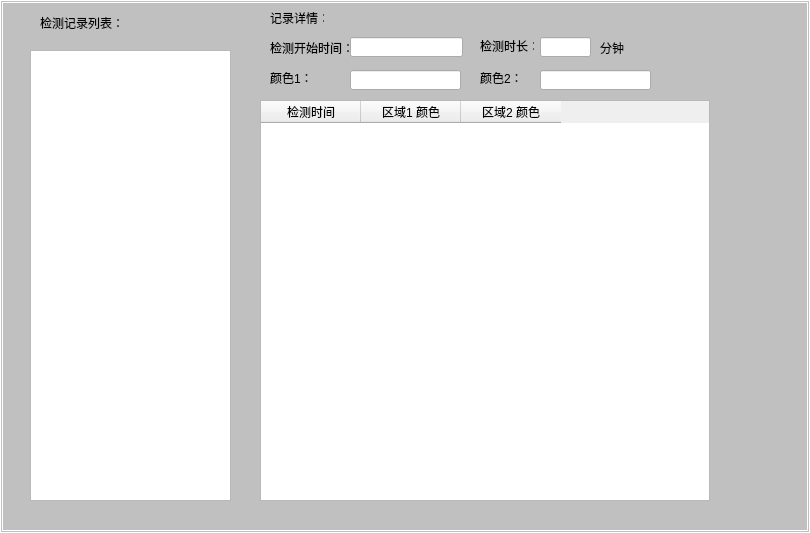
Before: the Qt Designer form ColorDetect/ColorDetect/DataDlg.ui in seafrog1984/ColorDetect, drawn with Qt 5.
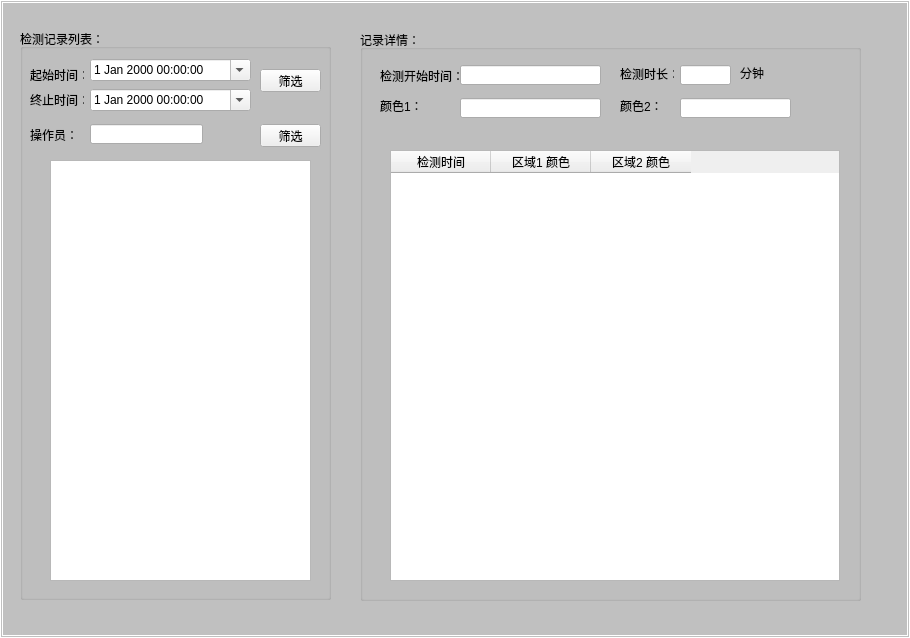
After: the same form once the commit is applied.

Patch:
```diff
--- a/ColorDetect/ColorDetect/DataDlg.ui
+++ b/ColorDetect/ColorDetect/DataDlg.ui
@@ -6,8 +6,8 @@
    <rect>
     <x>0</x>
     <y>0</y>
-    <width>810</width>
-    <height>533</height>
+    <width>910</width>
+    <height>638</height>
    </rect>
   </property>
   <property name="windowTitle">
@@ -21,39 +21,13 @@
 border-color:rgb(255,255,255);
 }</string>
   </property>
-  <widget class="QLabel" name="label">
-   <property name="geometry">
-    <rect>
-     <x>40</x>
-     <y>15</y>
-     <width>91</width>
-     <height>16</height>
-    </rect>
-   </property>
-   <property name="text">
-    <string>检测记录列表：</string>
-   </property>
-  </widget>
-  <widget class="QLabel" name="label_2">
-   <property name="geometry">
-    <rect>
-     <x>270</x>
-     <y>10</y>
-     <width>54</width>
-     <height>16</height>
-    </rect>
-   </property>
-   <property name="text">
-    <string>记录详情：</string>
-   </property>
-  </widget>
   <widget class="QTableWidget" name="tableWidget">
    <property name="geometry">
     <rect>
-     <x>260</x>
-     <y>100</y>
+     <x>390</x>
+     <y>150</y>
      <width>450</width>
-     <height>401</height>
+     <height>431</height>
     </rect>
    </property>
    <column>
@@ -72,11 +46,69 @@
     </property>
    </column>
   </widget>
+  <widget class="QListWidget" name="listWidget">
+   <property name="geometry">
+    <rect>
+     <x>50</x>
+     <y>160</y>
+     <width>261</width>
+     <height>421</height>
+    </rect>
+   </property>
+  </widget>
+  <widget class="QGroupBox" name="groupBox">
+   <property name="geometry">
+    <rect>
+     <x>360</x>
+     <y>30</y>
+     <width>501</width>
+     <height>571</height>
+    </rect>
+   </property>
+   <property name="title">
+    <string>记录详情：</string>
+   </property>
+   <widget class="QLineEdit" name="check_state_2">
+    <property name="geometry">
+     <rect>
+      <x>320</x>
+      <y>68</y>
+      <width>111</width>
+      <height>20</height>
+     </rect>
+    </property>
+    <property name="text">
+     <string/>
+    </property>
+   </widget>
+   <widget class="QLabel" name="label_7">
+    <property name="geometry">
+     <rect>
+      <x>260</x>
+      <y>70</y>
+      <width>54</width>
+      <height>12</height>
+     </rect>
+    </property>
+    <property name="text">
+     <string>颜色2：</string>
+    </property>
+   </widget>
+   <widget class="QLineEdit" name="start_time">
+    <property name="geometry">
+     <rect>
+      <x>100</x>
+      <y>35</y>
+      <width>141</width>
+      <height>20</height>
+     </rect>
+    </property>
+   </widget>
   <widget class="QLabel" name="label_3">
    <property name="geometry">
     <rect>
-     <x>270</x>
-     <y>40</y>
+      <x>20</x>
+      <y>38</y>
      <width>81</width>
      <height>16</height>
     </rect>
@@ -85,57 +117,21 @@
     <string>检测开始时间：</string>
    </property>
   </widget>
-  <widget class="QLineEdit" name="start_time">
-   <property name="geometry">
-    <rect>
-     <x>350</x>
-     <y>37</y>
-     <width>113</width>
-     <height>20</height>
-    </rect>
-   </property>
-  </widget>
-  <widget class="QLabel" name="label_4">
-   <property name="geometry">
-    <rect>
-     <x>480</x>
-     <y>40</y>
-     <width>54</width>
-     <height>12</height>
-    </rect>
-   </property>
-   <property name="text">
-    <string>检测时长：</string>
-   </property>
-  </widget>
   <widget class="QLineEdit" name="time_total">
    <property name="geometry">
     <rect>
-     <x>540</x>
-     <y>37</y>
+      <x>320</x>
+      <y>35</y>
      <width>51</width>
      <height>20</height>
     </rect>
    </property>
   </widget>
-  <widget class="QLabel" name="label_5">
-   <property name="geometry">
-    <rect>
-     <x>600</x>
-     <y>40</y>
-     <width>31</width>
-     <height>16</height>
-    </rect>
-   </property>
-   <property name="text">
-    <string>分钟</string>
-   </property>
-  </widget>
   <widget class="QLabel" name="label_6">
    <property name="geometry">
     <rect>
-     <x>270</x>
-     <y>72</y>
+      <x>20</x>
+      <y>70</y>
      <width>54</width>
      <height>12</height>
     </rect>
@@ -144,52 +140,161 @@
     <string>颜色1：</string>
    </property>
   </widget>
+   <widget class="QLabel" name="label_4">
+    <property name="geometry">
+     <rect>
+      <x>260</x>
+      <y>38</y>
+      <width>54</width>
+      <height>12</height>
+     </rect>
+    </property>
+    <property name="text">
+     <string>检测时长：</string>
+    </property>
+   </widget>
   <widget class="QLineEdit" name="check_state">
    <property name="geometry">
     <rect>
-     <x>350</x>
-     <y>70</y>
-     <width>111</width>
+      <x>100</x>
+      <y>68</y>
+      <width>141</width>
      <height>20</height>
     </rect>
    </property>
   </widget>
-  <widget class="QListWidget" name="listWidget">
+   <widget class="QLabel" name="label_5">
    <property name="geometry">
     <rect>
-     <x>30</x>
-     <y>50</y>
-     <width>201</width>
-     <height>451</height>
-    </rect>
-   </property>
-  </widget>
-  <widget class="QLineEdit" name="check_state_2">
+      <x>380</x>
+      <y>35</y>
+      <width>31</width>
+      <height>16</height>
+     </rect>
+    </property>
+    <property name="text">
+     <string>分钟</string>
+    </property>
+   </widget>
+  </widget>
+  <widget class="QGroupBox" name="groupBox_2">
    <property name="geometry">
     <rect>
-     <x>540</x>
-     <y>70</y>
-     <width>111</width>
-     <height>20</height>
+     <x>20</x>
+     <y>29</y>
+     <width>311</width>
+     <height>571</height>
     </rect>
    </property>
+   <property name="title">
+    <string>检测记录列表：</string>
+   </property>
+   <widget class="QDateTimeEdit" name="time_start">
+    <property name="geometry">
+     <rect>
+      <x>70</x>
+      <y>30</y>
+      <width>161</width>
+      <height>22</height>
+     </rect>
+    </property>
+    <property name="calendarPopup">
+     <bool>true</bool>
+    </property>
+   </widget>
+   <widget class="QDateTimeEdit" name="time_end">
+    <property name="geometry">
+     <rect>
+      <x>70</x>
+      <y>60</y>
+      <width>161</width>
+      <height>22</height>
+     </rect>
+    </property>
+    <property name="calendarPopup">
+     <bool>true</bool>
+    </property>
+   </widget>
+   <widget class="QLabel" name="label">
+    <property name="geometry">
+     <rect>
+      <x>10</x>
+      <y>40</y>
+      <width>54</width>
+      <height>12</height>
+     </rect>
+    </property>
    <property name="text">
-    <string/>
-   </property>
-  </widget>
-  <widget class="QLabel" name="label_7">
+     <string>起始时间：</string>
+    </property>
+   </widget>
+   <widget class="QLabel" name="label_2">
    <property name="geometry">
     <rect>
-     <x>480</x>
-     <y>72</y>
+      <x>10</x>
+      <y>65</y>
      <width>54</width>
      <height>12</height>
     </rect>
    </property>
    <property name="text">
-    <string>颜色2：</string>
-   </property>
-  </widget>
+     <string>终止时间：</string>
+    </property>
+   </widget>
+   <widget class="QPushButton" name="btn_time_sel">
+    <property name="geometry">
+     <rect>
+      <x>240</x>
+      <y>40</y>
+      <width>61</width>
+      <height>23</height>
+     </rect>
+    </property>
+    <property name="text">
+     <string>筛选</string>
+    </property>
+   </widget>
+   <widget class="QLabel" name="label_8">
+    <property name="geometry">
+     <rect>
+      <x>10</x>
+      <y>100</y>
+      <width>54</width>
+      <height>12</height>
+     </rect>
+    </property>
+    <property name="text">
+     <string>操作员：</string>
+    </property>
+   </widget>
+   <widget class="QLineEdit" name="user">
+    <property name="geometry">
+     <rect>
+      <x>70</x>
+      <y>95</y>
+      <width>113</width>
+      <height>20</height>
+     </rect>
+    </property>
+   </widget>
+   <widget class="QPushButton" name="btn_user_sel">
+    <property name="geometry">
+     <rect>
+      <x>240</x>
+      <y>95</y>
+      <width>61</width>
+      <height>23</height>
+     </rect>
+    </property>
+    <property name="text">
+     <string>筛选</string>
+    </property>
+   </widget>
+  </widget>
+  <zorder>groupBox_2</zorder>
+  <zorder>groupBox</zorder>
+  <zorder>tableWidget</zorder>
+  <zorder>listWidget</zorder>
  </widget>
  <layoutdefault spacing="6" margin="11"/>
  <resources/>
```
Lines whose indentation alone changed are shown as unchanged.
